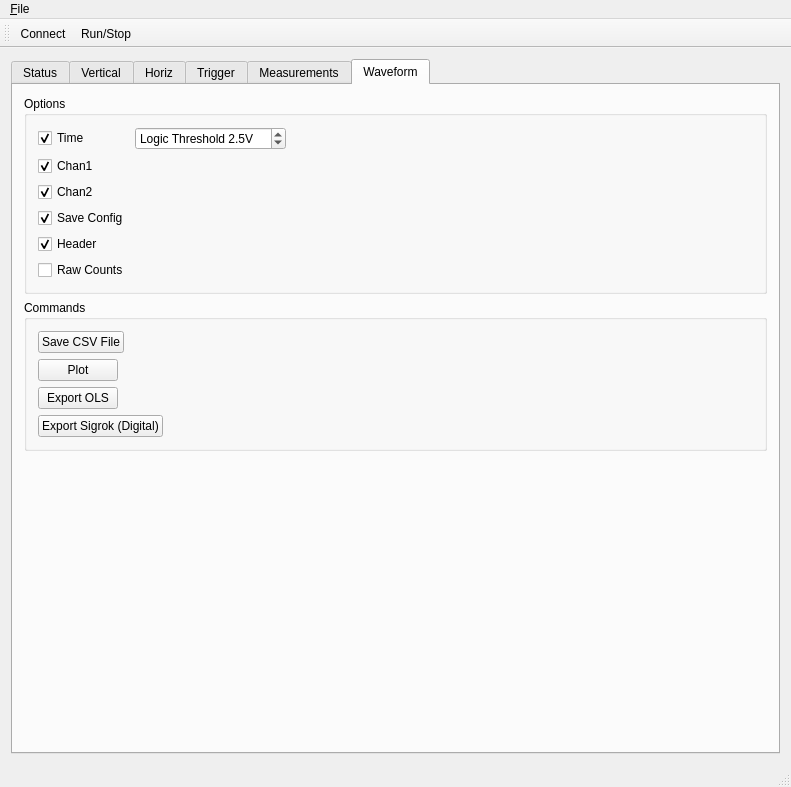
First picture: the form in mainwindow.ui, repository wd5gnr/qrigol, before the edit.
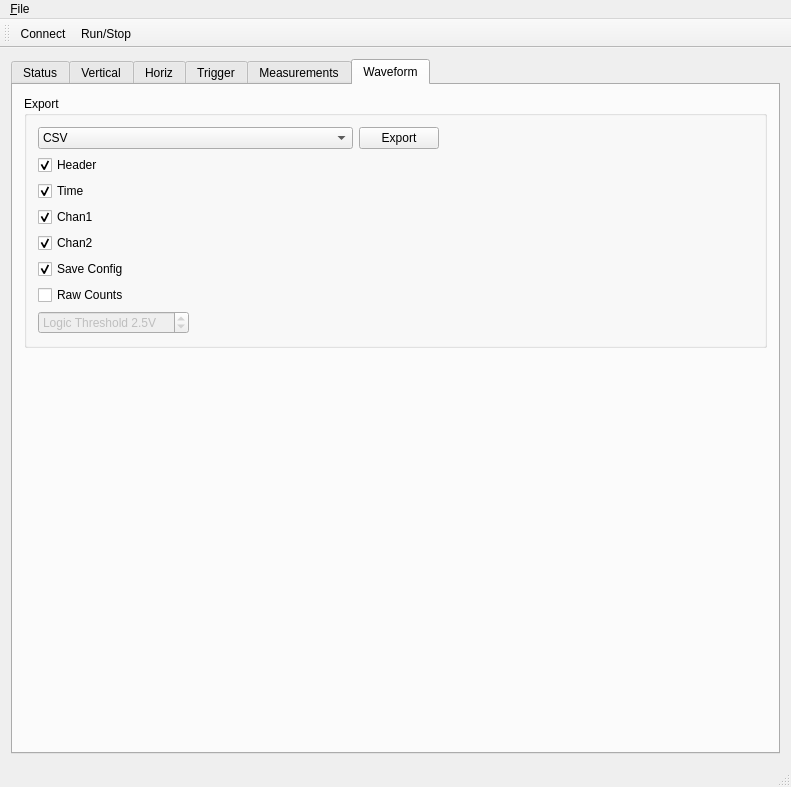
Second picture: the form after the edit. Icons and pictures are not drawn.

Diff of the .ui file:
```diff
--- a/mainwindow.ui
+++ b/mainwindow.ui
@@ -3137,55 +3137,218 @@
         <item>
          <widget class="QGroupBox" name="groupBox_10">
           <property name="title">
-           <string>Options</string>
+           <string>Export</string>
           </property>
           <property name="alignment">
            <set>Qt::AlignLeading|Qt::AlignLeft|Qt::AlignTop</set>
           </property>
           <layout class="QGridLayout" name="gridLayout_11">
-           <item row="5" column="0">
-            <widget class="QCheckBox" name="waveraw">
+           <item row="0" column="0">
+            <widget class="QComboBox" name="exportFmt">
              <property name="sizePolicy">
-              <sizepolicy hsizetype="Fixed" vsizetype="Fixed">
+              <sizepolicy hsizetype="MinimumExpanding" vsizetype="Fixed">
                <horstretch>0</horstretch>
                <verstretch>0</verstretch>
               </sizepolicy>
              </property>
-             <property name="focusPolicy">
-              <enum>Qt::TabFocus</enum>
-             </property>
-             <property name="toolTip">
-              <string>Check to record raw counts instead of voltages</string>
-             </property>
-             <property name="text">
-              <string>Raw Counts</string>
-             </property>
-            </widget>
-           </item>
-           <item row="2" column="0">
-            <widget class="QCheckBox" name="wavec2">
-             <property name="sizePolicy">
-              <sizepolicy hsizetype="Fixed" vsizetype="Fixed">
-               <horstretch>0</horstretch>
-               <verstretch>0</verstretch>
-              </sizepolicy>
-             </property>
-             <property name="focusPolicy">
-              <enum>Qt::TabFocus</enum>
-             </property>
-             <property name="toolTip">
-              <string>Select which items are exported</string>
-             </property>
-             <property name="text">
-              <string>Chan2</string>
-             </property>
-             <property name="checked">
-              <bool>true</bool>
-             </property>
+             <item>
+              <property name="text">
+               <string>CSV</string>
+              </property>
+             </item>
+             <item>
+              <property name="text">
+               <string>OLS</string>
+              </property>
+             </item>
+             <item>
+              <property name="text">
+               <string>Sigrok (Digital)</string>
+              </property>
+             </item>
+             <item>
+              <property name="text">
+               <string>Plot/Custom</string>
+              </property>
+             </item>
             </widget>
            </item>
            <item row="0" column="1">
+            <widget class="QPushButton" name="exportButton">
+             <property name="text">
+              <string>Export</string>
+             </property>
+            </widget>
+           </item>
+           <item row="1" column="0">
+            <layout class="QVBoxLayout" name="verticalLayout">
+             <item>
+              <widget class="QCheckBox" name="wavehead">
+               <property name="enabled">
+                <bool>true</bool>
+               </property>
+               <property name="sizePolicy">
+                <sizepolicy hsizetype="Fixed" vsizetype="Fixed">
+                 <horstretch>0</horstretch>
+                 <verstretch>0</verstretch>
+                </sizepolicy>
+               </property>
+               <property name="focusPolicy">
+                <enum>Qt::TabFocus</enum>
+               </property>
+               <property name="toolTip">
+                <string>Check to include a header before the data export</string>
+               </property>
+               <property name="text">
+                <string>Header</string>
+               </property>
+               <property name="checked">
+                <bool>true</bool>
+               </property>
+              </widget>
+             </item>
+             <item>
+              <widget class="QCheckBox" name="wavetimeopt">
+               <property name="enabled">
+                <bool>true</bool>
+               </property>
+               <property name="sizePolicy">
+                <sizepolicy hsizetype="Fixed" vsizetype="Fixed">
+                 <horstretch>0</horstretch>
+                 <verstretch>0</verstretch>
+                </sizepolicy>
+               </property>
+               <property name="focusPolicy">
+                <enum>Qt::TabFocus</enum>
+               </property>
+               <property name="toolTip">
+                <string>Select which items are exported</string>
+               </property>
+               <property name="text">
+                <string>Time</string>
+               </property>
+               <property name="checked">
+                <bool>true</bool>
+               </property>
+              </widget>
+             </item>
+             <item>
+              <widget class="QCheckBox" name="wavec1">
+               <property name="enabled">
+                <bool>true</bool>
+               </property>
+               <property name="sizePolicy">
+                <sizepolicy hsizetype="Fixed" vsizetype="Fixed">
+                 <horstretch>0</horstretch>
+                 <verstretch>0</verstretch>
+                </sizepolicy>
+               </property>
+               <property name="focusPolicy">
+                <enum>Qt::TabFocus</enum>
+               </property>
+               <property name="toolTip">
+                <string>Select which items are exported</string>
+               </property>
+               <property name="text">
+                <string>Chan1</string>
+               </property>
+               <property name="checked">
+                <bool>true</bool>
+               </property>
+              </widget>
+             </item>
+             <item>
+              <widget class="QCheckBox" name="wavec2">
+               <property name="enabled">
+                <bool>true</bool>
+               </property>
+               <property name="sizePolicy">
+                <sizepolicy hsizetype="Fixed" vsizetype="Fixed">
+                 <horstretch>0</horstretch>
+                 <verstretch>0</verstretch>
+                </sizepolicy>
+               </property>
+               <property name="focusPolicy">
+                <enum>Qt::TabFocus</enum>
+               </property>
+               <property name="toolTip">
+                <string>Select which items are exported</string>
+               </property>
+               <property name="text">
+                <string>Chan2</string>
+               </property>
+               <property name="checked">
+                <bool>true</bool>
+               </property>
+              </widget>
+             </item>
+             <item>
+              <widget class="QCheckBox" name="wavesavecfg">
+               <property name="enabled">
+                <bool>true</bool>
+               </property>
+               <property name="sizePolicy">
+                <sizepolicy hsizetype="Fixed" vsizetype="Fixed">
+                 <horstretch>0</horstretch>
+                 <verstretch>0</verstretch>
+                </sizepolicy>
+               </property>
+               <property name="focusPolicy">
+                <enum>Qt::TabFocus</enum>
+               </property>
+               <property name="toolTip">
+                <string>Check to include key instrument parameters in the first part of the export</string>
+               </property>
+               <property name="text">
+                <string>Save Config</string>
+               </property>
+               <property name="checked">
+                <bool>true</bool>
+               </property>
+              </widget>
+             </item>
+             <item>
+              <widget class="QCheckBox" name="waveraw">
+               <property name="enabled">
+                <bool>true</bool>
+               </property>
+               <property name="sizePolicy">
+                <sizepolicy hsizetype="Fixed" vsizetype="Fixed">
+                 <horstretch>0</horstretch>
+                 <verstretch>0</verstretch>
+                </sizepolicy>
+               </property>
+               <property name="focusPolicy">
+                <enum>Qt::TabFocus</enum>
+               </property>
+               <property name="toolTip">
+                <string>Check to record raw counts instead of voltages</string>
+               </property>
+               <property name="text">
+                <string>Raw Counts</string>
+               </property>
+              </widget>
+             </item>
+            </layout>
+           </item>
+           <item row="1" column="2">
+            <spacer name="horizontalSpacer_6">
+             <property name="orientation">
+              <enum>Qt::Horizontal</enum>
+             </property>
+             <property name="sizeHint" stdset="0">
+              <size>
+               <width>40</width>
+               <height>20</height>
+              </size>
+             </property>
+            </spacer>
+           </item>
+           <item row="2" column="0">
             <widget class="QDoubleSpinBox" name="logicThresh">
+             <property name="enabled">
+              <bool>false</bool>
+             </property>
              <property name="sizePolicy">
               <sizepolicy hsizetype="Fixed" vsizetype="Fixed">
                <horstretch>0</horstretch>
@@ -3215,183 +3378,6 @@
              </property>
             </widget>
            </item>
-           <item row="0" column="0">
-            <widget class="QCheckBox" name="wavetimeopt">
-             <property name="sizePolicy">
-              <sizepolicy hsizetype="Fixed" vsizetype="Fixed">
-               <horstretch>0</horstretch>
-               <verstretch>0</verstretch>
-              </sizepolicy>
-             </property>
-             <property name="focusPolicy">
-              <enum>Qt::TabFocus</enum>
-             </property>
-             <property name="toolTip">
-              <string>Select which items are exported</string>
-             </property>
-             <property name="text">
-              <string>Time</string>
-             </property>
-             <property name="checked">
-              <bool>true</bool>
-             </property>
-            </widget>
-           </item>
-           <item row="3" column="0">
-            <widget class="QCheckBox" name="wavesavecfg">
-             <property name="sizePolicy">
-              <sizepolicy hsizetype="Fixed" vsizetype="Fixed">
-               <horstretch>0</horstretch>
-               <verstretch>0</verstretch>
-              </sizepolicy>
-             </property>
-             <property name="focusPolicy">
-              <enum>Qt::TabFocus</enum>
-             </property>
-             <property name="toolTip">
-              <string>Check to include key instrument parameters in the first part of the export</string>
-             </property>
-             <property name="text">
-              <string>Save Config</string>
-             </property>
-             <property name="checked">
-              <bool>true</bool>
-             </property>
-            </widget>
-           </item>
-           <item row="4" column="0">
-            <widget class="QCheckBox" name="wavehead">
-             <property name="sizePolicy">
-              <sizepolicy hsizetype="Fixed" vsizetype="Fixed">
-               <horstretch>0</horstretch>
-               <verstretch>0</verstretch>
-              </sizepolicy>
-             </property>
-             <property name="focusPolicy">
-              <enum>Qt::TabFocus</enum>
-             </property>
-             <property name="toolTip">
-              <string>Check to include a header before the data export</string>
-             </property>
-             <property name="text">
-              <string>Header</string>
-             </property>
-             <property name="checked">
-              <bool>true</bool>
-             </property>
-            </widget>
-           </item>
-           <item row="1" column="0">
-            <widget class="QCheckBox" name="wavec1">
-             <property name="sizePolicy">
-              <sizepolicy hsizetype="Fixed" vsizetype="Fixed">
-               <horstretch>0</horstretch>
-               <verstretch>0</verstretch>
-              </sizepolicy>
-             </property>
-             <property name="focusPolicy">
-              <enum>Qt::TabFocus</enum>
-             </property>
-             <property name="toolTip">
-              <string>Select which items are exported</string>
-             </property>
-             <property name="text">
-              <string>Chan1</string>
-             </property>
-             <property name="checked">
-              <bool>true</bool>
-             </property>
-            </widget>
-           </item>
-           <item row="0" column="2">
-            <spacer name="horizontalSpacer_6">
-             <property name="orientation">
-              <enum>Qt::Horizontal</enum>
-             </property>
-             <property name="sizeHint" stdset="0">
-              <size>
-               <width>40</width>
-               <height>20</height>
-              </size>
-             </property>
-            </spacer>
-           </item>
-          </layout>
-         </widget>
-        </item>
-        <item>
-         <widget class="QGroupBox" name="groupBox_9">
-          <property name="title">
-           <string>Commands</string>
-          </property>
-          <property name="alignment">
-           <set>Qt::AlignLeading|Qt::AlignLeft|Qt::AlignTop</set>
-          </property>
-          <layout class="QVBoxLayout" name="verticalLayout_7">
-           <item>
-            <widget class="QPushButton" name="wavecsv">
-             <property name="sizePolicy">
-              <sizepolicy hsizetype="Fixed" vsizetype="Fixed">
-               <horstretch>0</horstretch>
-               <verstretch>0</verstretch>
-              </sizepolicy>
-             </property>
-             <property name="toolTip">
-              <string>Save current waveforms</string>
-             </property>
-             <property name="text">
-              <string>Save CSV File</string>
-             </property>
-            </widget>
-           </item>
-           <item>
-            <widget class="QPushButton" name="wavplot">
-             <property name="sizePolicy">
-              <sizepolicy hsizetype="Fixed" vsizetype="Fixed">
-               <horstretch>0</horstretch>
-               <verstretch>0</verstretch>
-              </sizepolicy>
-             </property>
-             <property name="toolTip">
-              <string>Export to external plotting program</string>
-             </property>
-             <property name="text">
-              <string>Plot</string>
-             </property>
-            </widget>
-           </item>
-           <item>
-            <widget class="QPushButton" name="exportOLS">
-             <property name="sizePolicy">
-              <sizepolicy hsizetype="Fixed" vsizetype="Fixed">
-               <horstretch>0</horstretch>
-               <verstretch>0</verstretch>
-              </sizepolicy>
-             </property>
-             <property name="toolTip">
-              <string>See http://ols.lxtreme.nl</string>
-             </property>
-             <property name="text">
-              <string>Export OLS</string>
-             </property>
-            </widget>
-           </item>
-           <item>
-            <widget class="QPushButton" name="exportSigrok">
-             <property name="sizePolicy">
-              <sizepolicy hsizetype="Fixed" vsizetype="Fixed">
-               <horstretch>0</horstretch>
-               <verstretch>0</verstretch>
-              </sizepolicy>
-             </property>
-             <property name="toolTip">
-              <string>Requires sigrok-cli on PATH</string>
-             </property>
-             <property name="text">
-              <string>Export Sigrok (Digital)</string>
-             </property>
-            </widget>
-           </item>
           </layout>
          </widget>
         </item>
```
Left out of the diff: 6 changed lines with no effect on the pictures.
